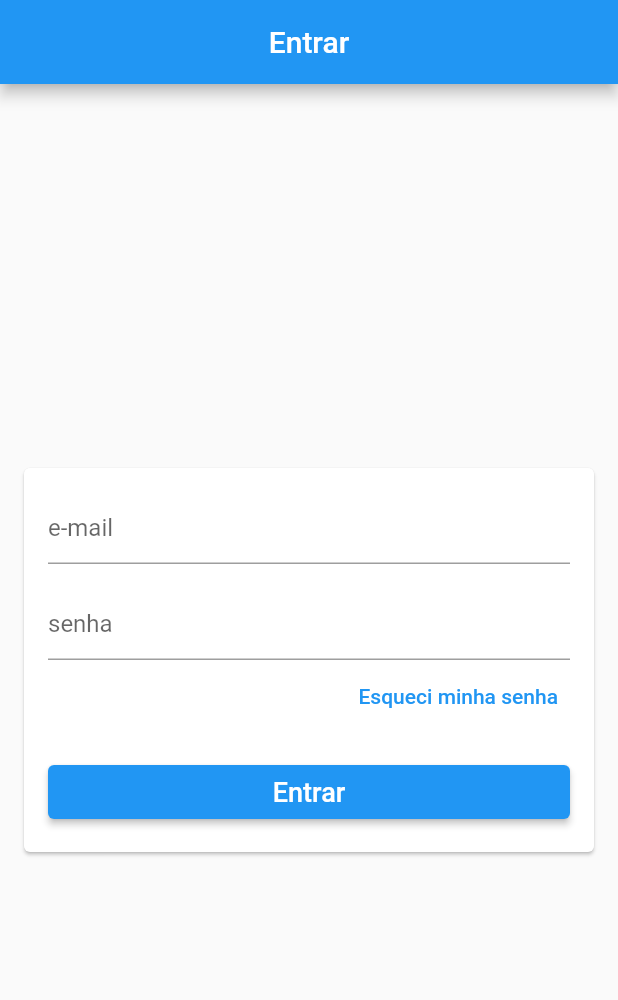
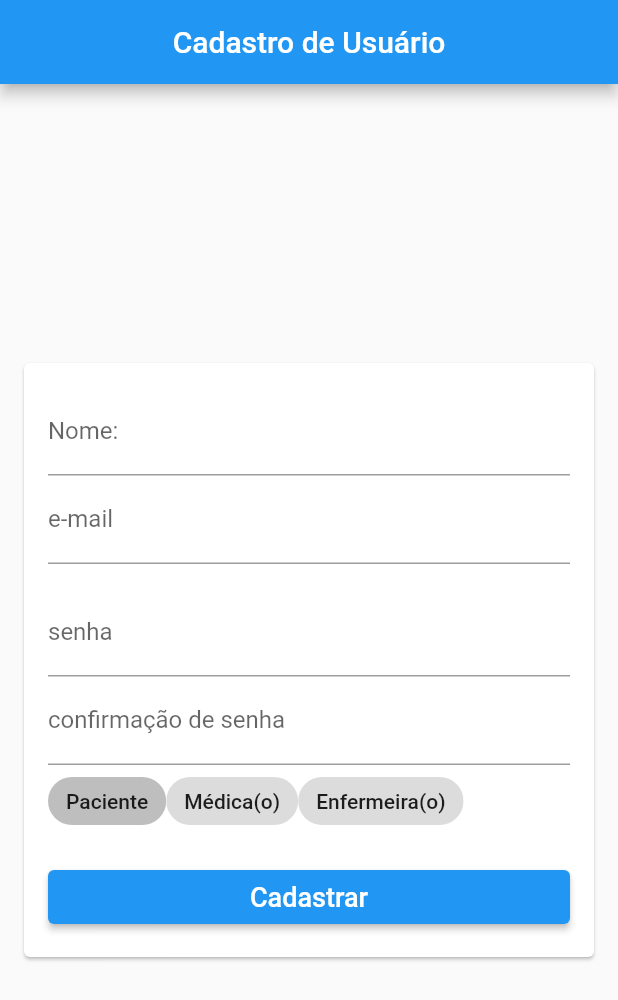
Before and after one commit to henreke/cuidados_fibrilacao_atrial, a Flutter app: the screen it shows after launch, on a phone screen of 412 x 824 dp. Shown: the top 1000 px of the screen. Run offline on Flutter 3.47's test engine with Material 2 defaults, Android fonts, the phone set to English and light mode, and no system bars; our stand-ins replace cloud_firestore, firebase_auth, firebase_core; accounts and stored records are empty.

Commit message:
comit caragua

```diff
--- a/lib/data/user.dart
+++ b/lib/data/user.dart
@@ -1,6 +1,14 @@
 class Users{
   late String email;
   late String senha;
+  late String nome;
+  late int tipo;
 
-  Users({required this.email, required this.senha});
+  Users({required this.email, required this.senha, nome, tipo});
 }
+
+class TipoUser{
+  static int PACIENTE = 1;
+  static int MEDICO = 2;
+  static int ENFERMEIRO = 3;
+}
--- a/lib/main.dart
+++ b/lib/main.dart
@@ -1,3 +1,4 @@
+import 'package:cuidados_fibrilacao_atrial/screens/cad_user_screen.dart';
 import 'package:cuidados_fibrilacao_atrial/screens/login_screen.dart';
 import 'package:flutter/material.dart';
 import 'package:firebase_core/firebase_core.dart';
@@ -32,7 +33,7 @@ class MyApp extends StatelessWidget {
         // is not restarted.
         primarySwatch: Colors.blue,
       ),
-      home: const LoginScreen(),
+      home: const CadUserScreen(),
     );
   }
 }
--- /dev/null
+++ b/lib/screens/cad_user_screen.dart
@@ -0,0 +1,137 @@
+import 'package:cuidados_fibrilacao_atrial/data/user.dart';
+import 'package:cuidados_fibrilacao_atrial/data/user_manager.dart';
+import 'package:cuidados_fibrilacao_atrial/utils/validators.dart';
+import 'package:flutter/material.dart';
+
+class CadUserScreen extends StatefulWidget {
+  const CadUserScreen({Key? key}) : super(key: key);
+
+  @override
+  State<CadUserScreen> createState() => _CadUserScreenState();
+}
+
+class _CadUserScreenState extends State<CadUserScreen> {
+
+  final GlobalKey<FormState> formkey = GlobalKey<FormState>();
+  final TextEditingController nomeController = TextEditingController();
+  final TextEditingController emailController = TextEditingController();
+  final TextEditingController senhaController = TextEditingController();
+  final TextEditingController confirmacaoSenhaController = TextEditingController();
+  int _tipoUsuario = 1;
+  @override
+  Widget build(BuildContext context) {
+    return Scaffold(
+      appBar: AppBar(
+        title: const Text('Cadastro de Usuário'),
+        centerTitle: true,
+      ),
+      body: Center(
+        child: Card(
+          margin: const EdgeInsets.symmetric(horizontal: 16),
+          child: Form(
+            key: formkey,
+            child: ListView(
+              padding: const EdgeInsets.all(16),
+              shrinkWrap: true,
+              children: [
+                TextFormField(
+                  decoration: const InputDecoration(labelText: 'Nome:'),
+                  autocorrect: false,
+                  controller: nomeController,
+                  validator: (nome){
+                    if (nome!.isEmpty){
+                      return 'Preencha seu nome';
+                    }
+                    return null;
+                  },
+                ),
+                TextFormField(
+                  decoration: const InputDecoration(labelText: 'e-mail'),
+                  keyboardType: TextInputType.emailAddress,
+                  autocorrect: false,
+                  controller: emailController,
+                  validator: (email){
+                    if (!emailValid(email)){
+                      return 'e-mail inválido';
+                    }
+                    return null;
+                  },
+                ),
+                const SizedBox(height: 16,),
+                TextFormField(
+                  decoration: const InputDecoration(labelText: 'senha'),
+                  autocorrect: false,
+                  obscureText: true,
+                  controller: senhaController,
+                  validator: (senha){
+                    if (senha!.isEmpty || senha.length < 6) {
+                      return 'senha inválida';
+                    }
+                    return null;
+                  },
+                ),
+                TextFormField(
+                  decoration: const InputDecoration(labelText: 'confirmação de senha'),
+                  autocorrect: false,
+                  obscureText: true,
+                  controller: confirmacaoSenhaController,
+                  validator: (senha){
+                    if (senha!.isEmpty || senha.length < 6) {
+                      return 'senha inválida';
+                    }
+                    if (senha != senhaController.text) {
+                      return 'senhas não são iguais';
+                    }
+                    return null;
+                  },
+                ),
+                Row(
+                  children: [
+                    ChoiceChip(
+                      label: const Text('Paciente'),
+                      selected: TipoUser.PACIENTE == _tipoUsuario,
+                      onSelected: (bool value){
+                          setState(() {
+                            _tipoUsuario = TipoUser.PACIENTE;
+                          });
+                      },
+                    ),
+                    ChoiceChip(
+                      label: const Text('Médica(o)'),
+                      selected: TipoUser.MEDICO == _tipoUsuario,
+                      onSelected: (bool value){
+                          setState(() {
+                            _tipoUsuario = TipoUser.MEDICO;
+                          });
+                      },
+                    ),
+                    ChoiceChip(
+                      label: const Text('Enfermeira(o)'),
+                      selected: TipoUser.ENFERMEIRO == _tipoUsuario,
+                      onSelected: (bool value){
+                          setState(() {
+                            _tipoUsuario = TipoUser.ENFERMEIRO;
+                          });
+                      },
+                    ),
+                  ],
+                ),
+                const SizedBox(height: 16,),
+                ElevatedButton(
+                    onPressed: (){
+                      if (formkey.currentState!.validate()){
+                        Users user = Users(email: emailController.text, senha: senhaController.text,nome: nomeController.text,tipo: _tipoUsuario);
+                        UserManager userm = UserManager();
+
+                      }
+                    },
+                    child: const Text('Cadastrar',style: TextStyle(fontSize: 18),)
+                ),
+              ],
+            ),
+          ),
+        ),
+      ),
+    );
+  }
+}
```
